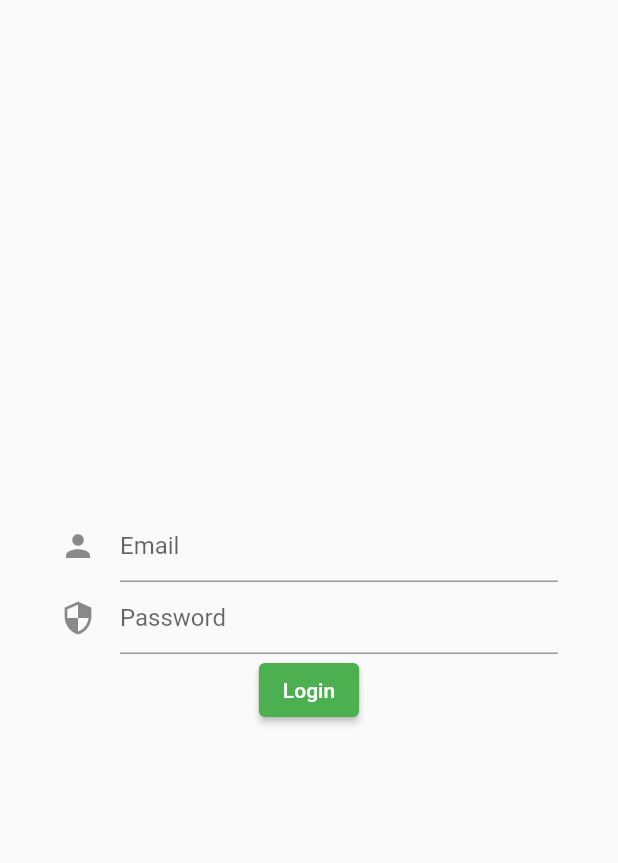
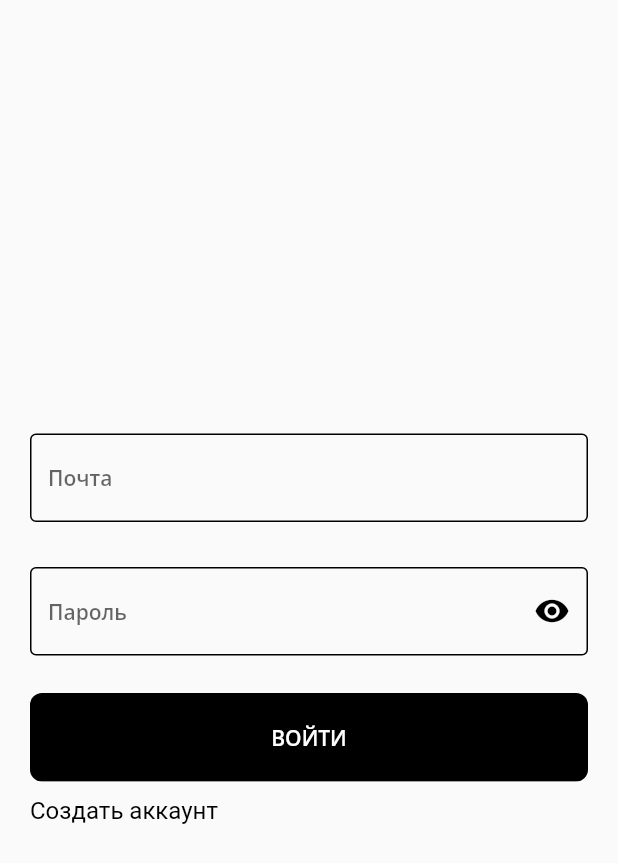
Before and after one commit to BLAZ3R/volunteer, a Flutter app: the screen it shows after launch, on a phone screen of 412 x 824 dp. Shown: the top 863 px of the screen. Run offline on Flutter 3.47's test engine with Material 2 defaults, Android fonts, the phone set to English and light mode, and no system bars; our stand-ins replace bloc, dio, flutter_bloc, flutter_secure_storage, google_fonts.

Commit message:
ui changed

```diff
--- a/lib/components/RoundedInputField.dart
+++ b/lib/components/RoundedInputField.dart
@@ -6,10 +6,12 @@ import 'TextFieldContainer.dart';
 class RoundedInputField extends StatelessWidget {
   String hintText;
   final IconData icon;
+  FormFieldValidator<String>? validator;
   final ValueChanged<String> onChanged;
   RoundedInputField({
     Key? key,
     required this.hintText,
+    this.validator,
     this.icon = Icons.person,
     required this.onChanged,
   }) : super(key: key);
@@ -17,8 +19,9 @@ class RoundedInputField extends StatelessWidget {
   @override
   Widget build(BuildContext context) {
     return TextFieldContainer(
-      child: TextField(
+      child: TextFormField(
         onChanged: onChanged,
+        validator: validator,
         cursorColor: Colors.black,
         decoration: InputDecoration(
           focusedBorder: OutlineInputBorder(
--- a/lib/components/RoundedPasswordField.dart
+++ b/lib/components/RoundedPasswordField.dart
@@ -5,9 +5,12 @@ import 'TextFieldContainer.dart';
 
 class RoundedPasswordField extends StatefulWidget {
   final ValueChanged<String> onChanged;
+  FormFieldValidator<String>? validator;
+
   RoundedPasswordField({
     Key? key,
     required this.onChanged,
+    this.validator,
   }) : super(key: key);
 
   @override
@@ -20,7 +23,8 @@ class _RoundedPasswordFieldState extends State<RoundedPasswordField> {
   @override
   Widget build(BuildContext context) {
     return TextFieldContainer(
-      child: TextField(
+      child: TextFormField(
+        validator: widget.validator,
         obscureText: !_passwordVisible,
         onChanged: widget.onChanged,
         cursorColor: Colors.black,
--- a/lib/logic/blocs/auth/login/login_view.dart
+++ b/lib/logic/blocs/auth/login/login_view.dart
@@ -1,29 +1,46 @@
 import 'package:flutter/material.dart';
 import 'package:flutter_bloc/flutter_bloc.dart';
+import 'package:volunteer/components/RoundedButton.dart';
+import 'package:volunteer/components/TextFieldContainer.dart';
 
 import 'package:volunteer/data/api/AuthApi.dart';
 import 'package:volunteer/logic/blocs/auth/login/login_bloc.dart';
 import 'package:volunteer/logic/blocs/auth/login/login_event.dart';
 import 'package:volunteer/logic/blocs/auth/login/login_state.dart';
 
+import '../../../../constants/MainTheme.dart';
+import '../../../../screens/signUpScreen.dart';
 import '../../form_submission_status.dart';
 
-class LoginView extends StatelessWidget {
+class LoginView extends StatefulWidget {
+  @override
+  State<LoginView> createState() => _LoginViewState();
+}
+
+class _LoginViewState extends State<LoginView> {
   final _formKey = GlobalKey<FormState>();
+
+  late bool _passwordVisible;
+  @override
+  void initState() {
+    super.initState();
+    _passwordVisible = true;
+  }
 
   @override
   Widget build(BuildContext context) {
+    final size = MediaQuery.of(context).size;
     return Scaffold(
       body: BlocProvider(
         create: (context) => LoginBloc(
           authRepo: context.read<AuthApi>(),
         ),
-        child: _loginForm(),
+        child: _loginForm(size),
       ),
     );
   }
 
-  Widget _loginForm() {
+  Widget _loginForm(Size size) {
     return BlocListener<LoginBloc, LoginState>(
         listener: (context, state) {
           final formStatus = state.formStatus;
@@ -31,33 +48,73 @@ class LoginView extends StatelessWidget {
             _showSnackBar(context, formStatus.exception.toString());
           }
         },
+        child: SafeArea(
           child: Form(
             key: _formKey,
             child: Padding(
-            padding: EdgeInsets.symmetric(horizontal: 40),
+              padding: const EdgeInsets.all(20.0),
               child: Column(
                 mainAxisAlignment: MainAxisAlignment.center,
                 children: [
-                _usernameField(),
+                  _emailField(),
                   _passwordField(),
-                _loginButton(),
+                  _loginButton(size),
+                  Row(
+                    mainAxisAlignment: MainAxisAlignment.start,
+                    children: [
+                      InkWell(
+                        onTap: () {
+                          Navigator.push(
+                              context,
+                              MaterialPageRoute(
+                                  builder: (context) => SignUpScreen()));
+                        },
+                        child: Text(
+                          "Создать аккаунт",
+                          style: TextStyle(color: Colors.black, fontSize: 16),
+                        ),
+                      ),
                     ],
+                  )
+                ],
+              ),
             ),
           ),
         ));
   }
 
-  Widget _usernameField() {
+  Widget _emailField() {
     return BlocBuilder<LoginBloc, LoginState>(builder: (context, state) {
-      return TextFormField(
-        decoration: InputDecoration(
-          icon: Icon(Icons.person),
-          hintText: 'Email',
-        ),
+      return TextFieldContainer(
+        child: TextFormField(
           validator: (value) =>
-        state.isValidEmail ? null : 'Username is too short',
+              state.isValidEmail ? null : 'Почта слишком короткая',
           onChanged: (value) => context.read<LoginBloc>().add(
                 LoginEmailChanged(email: value),
+              ),
+          cursorColor: Colors.black,
+          decoration: const InputDecoration(
+            focusedBorder: OutlineInputBorder(
+              borderSide: BorderSide(color: Colors.black, width: 1.0),
+            ),
+            disabledBorder: OutlineInputBorder(
+              borderSide: BorderSide(color: Colors.black, width: 1.0),
+            ),
+            enabledBorder: OutlineInputBorder(
+              borderSide: BorderSide(color: Colors.black, width: 1.0),
+            ),
+            border: OutlineInputBorder(
+              borderSide: BorderSide(color: Colors.black, width: 1.0),
+            ),
+            errorBorder: OutlineInputBorder(
+              borderSide: BorderSide(color: Colors.red, width: 1.0),
+            ),
+            focusedErrorBorder: OutlineInputBorder(
+              borderSide: BorderSide(color: Colors.red, width: 1.0),
+            ),
+            hintText: "Почта",
+          ),
+          style: MainTheme.of(context).bodyText1,
         ),
       );
     });
@@ -65,32 +122,77 @@ class LoginView extends StatelessWidget {
 
   Widget _passwordField() {
     return BlocBuilder<LoginBloc, LoginState>(builder: (context, state) {
-      return TextFormField(
-        obscureText: true,
-        decoration: InputDecoration(
-          icon: Icon(Icons.security),
-          hintText: 'Password',
-        ),
+      return TextFieldContainer(
+        child: TextFormField(
           validator: (value) =>
-        state.isValidPassword ? null : 'Password is too short',
+              state.isValidPassword ? null : 'Пароль слишком короткий',
           onChanged: (value) => context.read<LoginBloc>().add(
                 LoginPasswordChanged(password: value),
+              ),
+          obscureText: _passwordVisible,
+          decoration: InputDecoration(
+            focusedBorder: OutlineInputBorder(
+              borderSide: BorderSide(color: Colors.black, width: 1.0),
+            ),
+            disabledBorder: OutlineInputBorder(
+              borderSide: BorderSide(color: Colors.black, width: 1.0),
+            ),
+            enabledBorder: OutlineInputBorder(
+              borderSide: BorderSide(color: Colors.black, width: 1.0),
+            ),
+            border: OutlineInputBorder(
+              borderSide: BorderSide(color: Colors.black, width: 1.0),
+            ),
+            errorBorder: OutlineInputBorder(
+              borderSide: BorderSide(color: Colors.red, width: 1.0),
+            ),
+            focusedErrorBorder: OutlineInputBorder(
+              borderSide: BorderSide(color: Colors.red, width: 1.0),
+            ),
+            hintText: "Пароль",
+            suffixIcon: IconButton(
+              icon: Icon(
+                // Based on passwordVisible state choose the icon
+                _passwordVisible ? Icons.visibility : Icons.visibility_off,
+                color: MainTheme.of(context).primaryText,
+              ),
+              onPressed: () {
+                // Update the state i.e. toogle the state of passwordVisible variable
+                setState(() {
+                  _passwordVisible = !_passwordVisible;
+                });
+              },
+            ),
+          ),
+          style: MainTheme.of(context).bodyText1,
         ),
       );
     });
   }
 
-  Widget _loginButton() {
+  Widget _loginButton(Size size) {
     return BlocBuilder<LoginBloc, LoginState>(builder: (context, state) {
-      return state.formStatus is FormSubmitting
-          ? CircularProgressIndicator()
-          : ElevatedButton(
+      return Container(
+        margin: EdgeInsets.symmetric(vertical: 10),
+        width: size.width,
+        child: ClipRRect(
+          borderRadius: BorderRadius.circular(8),
+          child: ElevatedButton(
+            child: Text(
+              "ВОЙТИ",
+              style: TextStyle(color: Colors.white),
+            ),
             onPressed: () {
               if (_formKey.currentState!.validate()) {
                 context.read<LoginBloc>().add(LoginSubmitted());
               }
             },
-        child: Text('Login'),
+            style: ElevatedButton.styleFrom(
+                primary: Colors.black,
+                padding: EdgeInsets.symmetric(horizontal: 40, vertical: 20),
+                textStyle: MainTheme.of(context).title2),
+          ),
+        ),
       );
     });
   }
--- a/lib/main.dart
+++ b/lib/main.dart
@@ -20,8 +20,7 @@ class MyApp extends StatelessWidget {
         primarySwatch: Colors.green,
       ),
       home: RepositoryProvider(
-          create: (context) => AuthApi(),
-          child:  LoginView()),
+          create: (context) => AuthApi(), child: LoginView()),
     );
   }
 }
--- a/lib/screens/authScreen.dart
+++ b/lib/screens/authScreen.dart
@@ -28,7 +28,6 @@ class _AuthScreenState extends State<AuthScreen> {
   Widget build(BuildContext context) {
     final size = MediaQuery.of(context).size;
     return Scaffold(
-/*
       body: SafeArea(
           child: Padding(
         padding: const EdgeInsets.all(20.0),
@@ -95,7 +94,6 @@ class _AuthScreenState extends State<AuthScreen> {
                 ],
               ),
             ),
-
             SizedBox(height: size.height * 0.03),
             RoundedInputField(
               hintText: "Почта",
@@ -126,11 +124,9 @@ class _AuthScreenState extends State<AuthScreen> {
                 ),
               ],
             )
-
           ],
         ),
       )),
-*/
     );
   }
 }
--- a/pubspec.yaml
+++ b/pubspec.yaml
@@ -41,9 +41,12 @@ dependencies:
   google_fonts: ^2.3.1
 
   #Business-logic
-  flutter_bloc: ^8.0.1
+  flutter_bloc: ^7.2.0
   dio: ^4.0.6
   shared_preferences: ^2.0.13
+
+  #data
+  flutter_secure_storage: ^5.0.2
 
 
 dev_dependencies:
```
Also changed, not shown: lib/logic/storage/secure_storage.dart (added, +49 -0 lines), pubspec.lock, 3 other files. Lines whose indentation alone changed are shown as unchanged.
